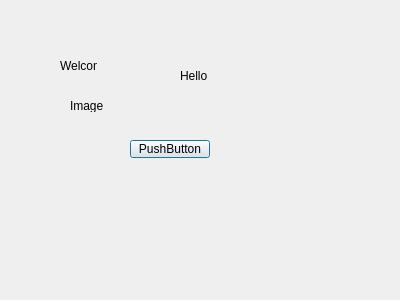
This is welcomewindow.ui in omar-rabeh-18/CinemaProject as Qt 5 draws it before an edit. The edited form follows.
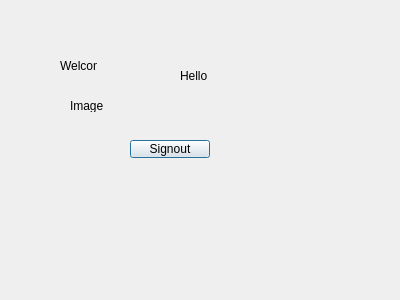
This is the edited form.

```diff
--- a/welcomewindow.ui
+++ b/welcomewindow.ui
@@ -62,7 +62,7 @@
     </rect>
    </property>
    <property name="text">
-    <string>PushButton</string>
+    <string>Signout</string>
    </property>
   </widget>
  </widget>
```
Left out of the diff: 2 changed lines with no effect on the pictures.
